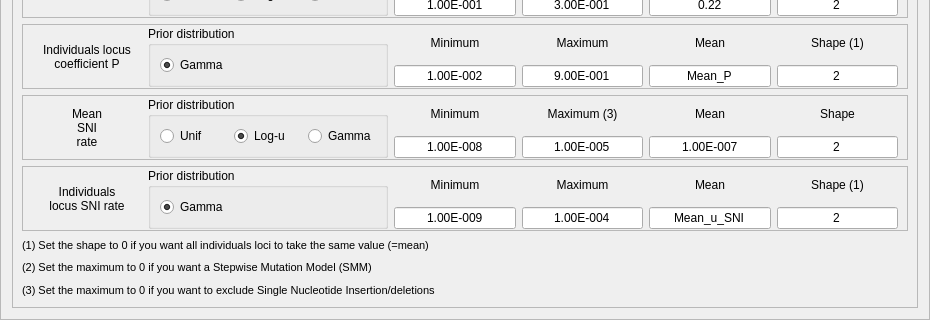
cbgp/diyabc, file python_interface/uis/setMutationModelMsat.ui: the form before one commit; both pictures show x 0 to 930 and y 353 to 673 of the 930 by 673 pixel window.
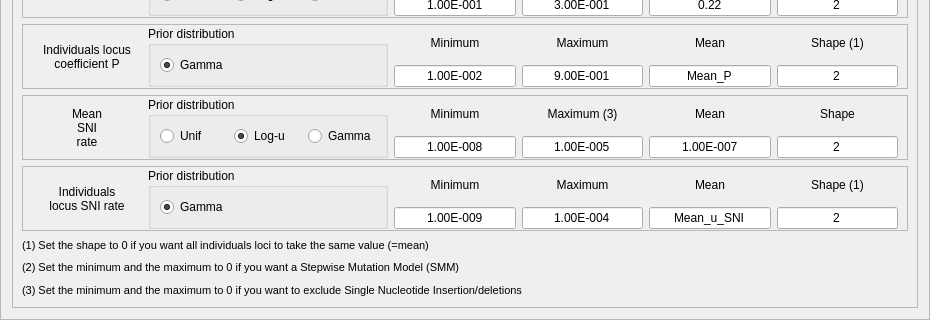
The form after the commit.

Commit message: le print et le save draws marchent dans le cas où on peut sélectionner composite,scaled,original

What changed in the file:
```diff
--- a/python_interface/uis/setMutationModelMsat.ui
+++ b/python_interface/uis/setMutationModelMsat.ui
@@ -1536,7 +1536,7 @@
          </font>
         </property>
         <property name="text">
-         <string>(2) Set the maximum to 0 if you want a Stepwise Mutation Model (SMM)</string>
+         <string>(2) Set the minimum and the maximum to 0 if you want a Stepwise Mutation Model (SMM)</string>
         </property>
        </widget>
       </item>
@@ -1548,7 +1548,7 @@
          </font>
         </property>
         <property name="text">
-         <string>(3) Set the maximum to 0 if you want to exclude Single Nucleotide Insertion/deletions</string>
+         <string>(3) Set the minimum and the maximum to 0 if you want to exclude Single Nucleotide Insertion/deletions</string>
         </property>
        </widget>
       </item>
```
The commit also changes 1 other file.
